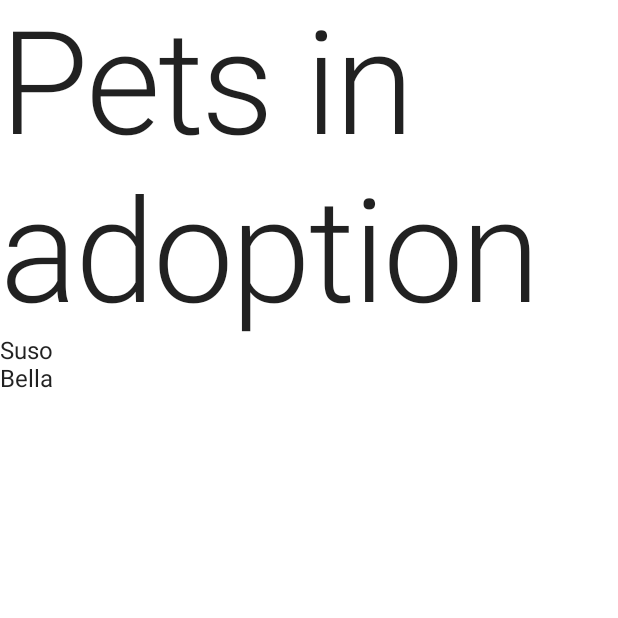
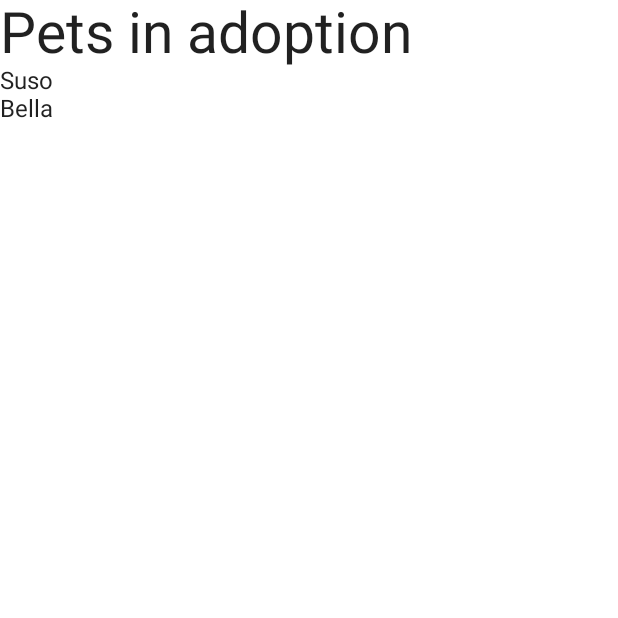
Before and after one commit to RafaO/YourPetUI, an Android app built with Jetpack Compose: the screen it shows after launch (MainActivity), on a phone screen of 412 x 824 dp, the top half of it. Run offline under Robolectric (Android 15) with nearby library versions, the phone set to English and light mode, and no system bars.

Commit message:
set custom style for h1 text

```diff
--- a/app/src/main/java/com/keller/yourpetui/ui/Type.kt
+++ b/app/src/main/java/com/keller/yourpetui/ui/Type.kt
@@ -12,6 +12,9 @@ val typography = Typography(
         fontFamily = FontFamily.Default,
         fontWeight = FontWeight.Normal,
         fontSize = 16.sp
+    ),
+    h1 = TextStyle(
+        fontSize = 38.sp
     )
     /* Other default text styles to override
     button = TextStyle(
```
